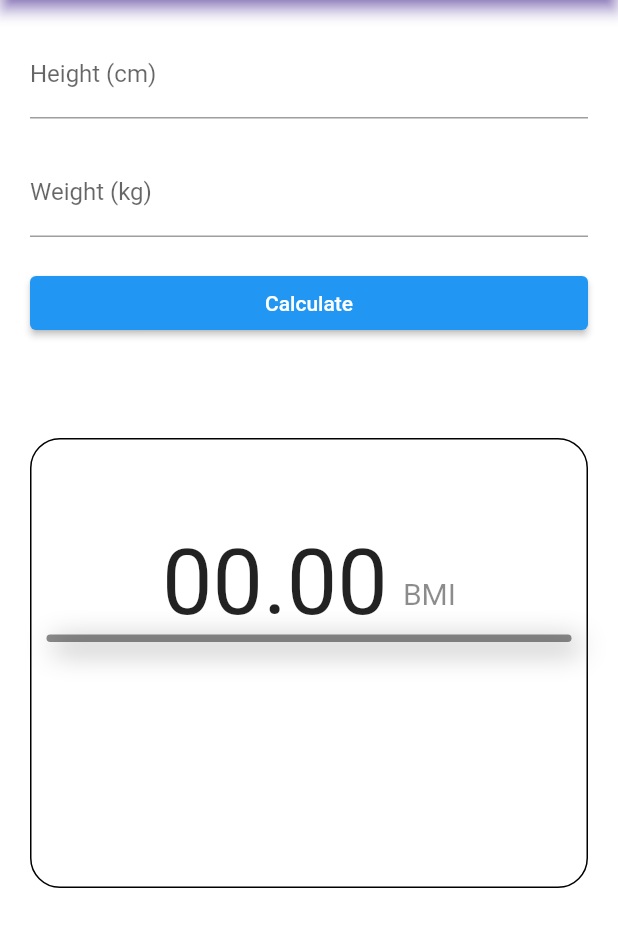
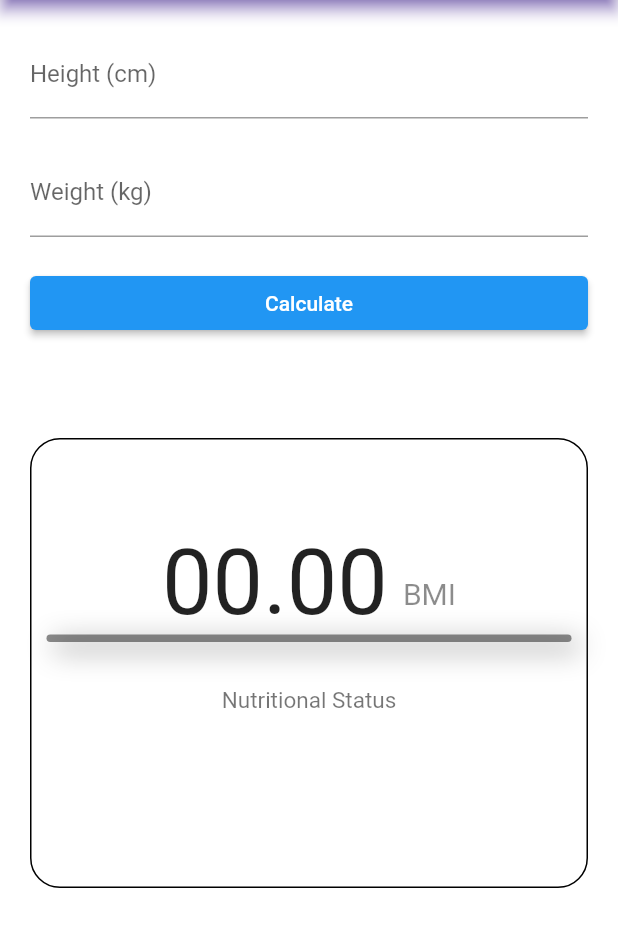
Before and after one commit to kirtijangid/BMI-calculator, a Flutter app: the screen it shows after launch, on a phone screen of 412 x 824 dp, the part 84-1031 px from its top. Run offline on Flutter 3.47's test engine with Material 2 defaults, Android fonts, the phone set to English and light mode, and no system bars.

Commit message:
adding text with styles below the line

```diff
--- a/lib/appbar.dart
+++ b/lib/appbar.dart
@@ -173,10 +173,19 @@ class _AppbarState extends State<Appbar> {
                               color: Colors.grey,
                               blurRadius: 15,
                               spreadRadius: 1,
-                              offset: Offset(5, 5)
+                              offset: Offset(5, 5),
                             ),
                           ]),
-                      )
+                      ),
+                      const SizedBox(
+                        height: 30,
+                      ),
+                      const Text('Nutritional Status',
+                      style: TextStyle(
+                        color: Colors.black54,
+                        fontSize: 15
+                      ),
+                      ),
                     ],
                   ),
                  ),
```
